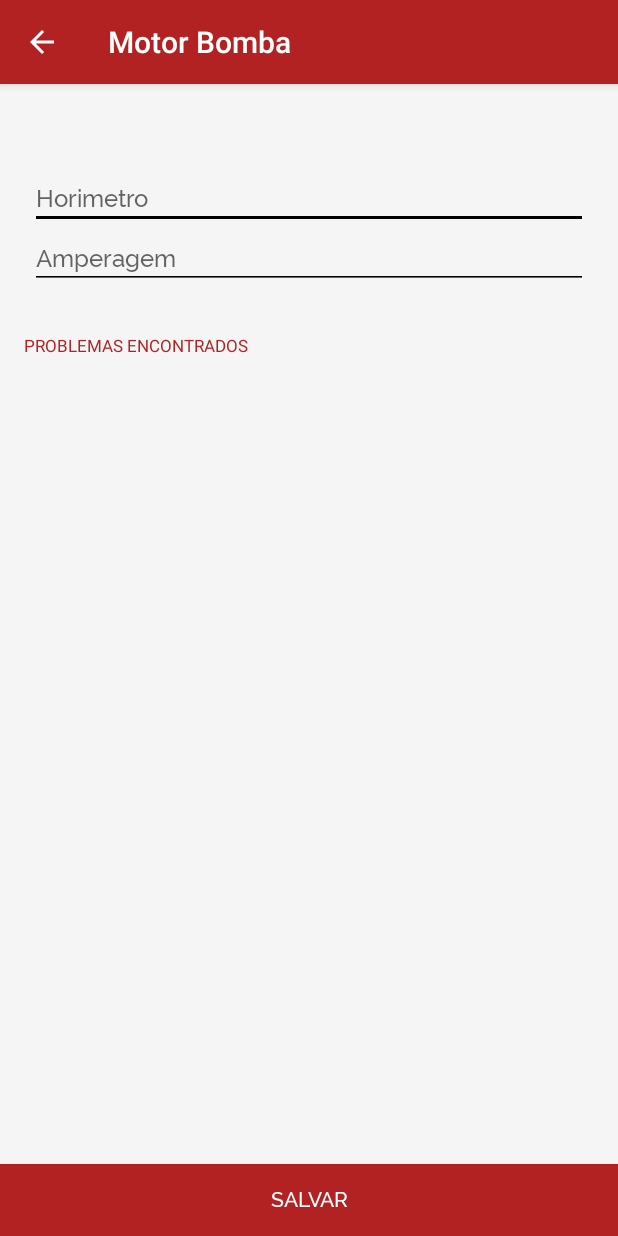
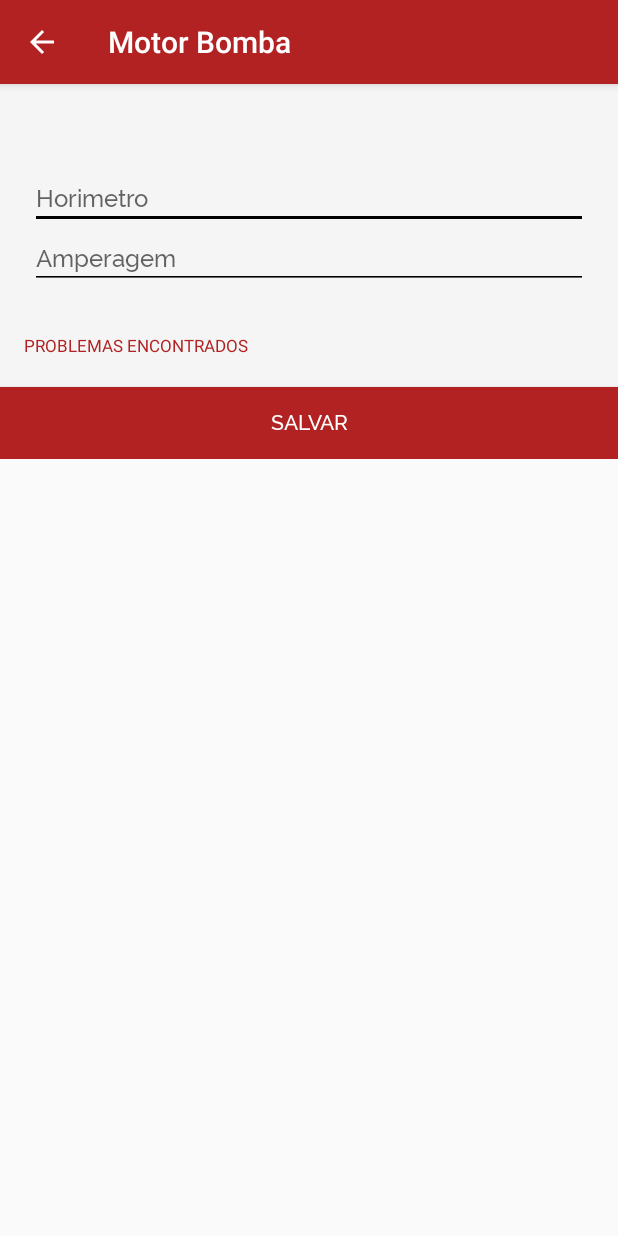
Before and after one commit to miqueias/smokeproject, an Android app: the MotorBombaActivity screen opened directly, with no data from a screen before it, on a phone screen of 412 x 824 dp. Run offline under Robolectric (Android 15) with nearby library versions, the phone set to English and light mode, and no system bars; 6 statements that could not run were skipped.

Commit message:
ajuste tela motor bomba;

```diff
--- a/app/src/main/res/layout/activity_motor_bomba.xml
+++ b/app/src/main/res/layout/activity_motor_bomba.xml
@@ -22,6 +22,9 @@
 
     </android.support.design.widget.AppBarLayout>
 
+    <ScrollView
+        android:layout_width="match_parent"
+        android:layout_height="match_parent">
 
     <LinearLayout
         android:orientation="vertical"
@@ -95,16 +98,17 @@
                     android:visibility="visible"
                     android:orientation="vertical"
                     android:layout_width="match_parent"
-                    android:layout_height="match_parent">
+                    android:layout_height="match_parent"
+                    android:layout_weight="1">
 
                     <android.support.v7.widget.RecyclerView
                         android:layout_width="match_parent"
-                        android:layout_height="match_parent"
+                        android:layout_height="0dp"
+                        android:layout_weight="1"
                         android:id="@+id/rvChecklist" />
+                </LinearLayout>
+            </LinearLayout>
 
-                </LinearLayout>
-
-            </LinearLayout>
 
         <Button
             android:text="Salvar"
@@ -114,4 +118,5 @@
             android:textColor="@color/white"
             android:id="@+id/btnSalvar" />
         </LinearLayout>
+    </ScrollView>
 </LinearLayout>
```
